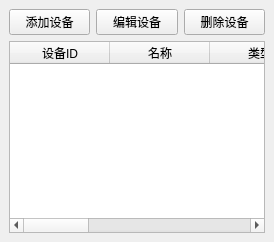
Before: the Qt Designer form ui/DeviceManagementWindow.ui in KERWINHUGH/InternetMonitoring, drawn with Qt 5.
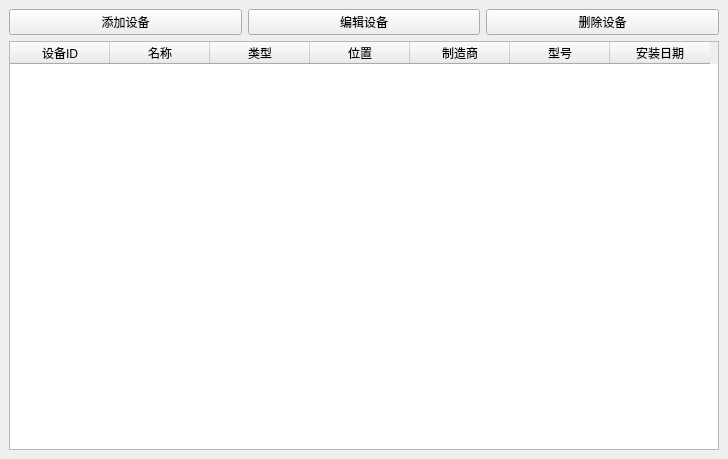
After: the same form once the commit is applied.

Commit message: 添加设备管理模块

The edit to the form file:
```diff
--- a/ui/DeviceManagementWindow.ui
+++ b/ui/DeviceManagementWindow.ui
@@ -2,6 +2,14 @@
 <ui version="4.0">
  <class>DeviceManagementWindow</class>
  <widget class="QMainWindow" name="DeviceManagementWindow">
+  <property name="geometry">
+   <rect>
+    <x>0</x>
+    <y>0</y>
+    <width>728</width>
+    <height>459</height>
+   </rect>
+  </property>
   <property name="windowTitle">
    <string>设备管理</string>
   </property>
```
Left out of the diff: 2 changed lines with no effect on the pictures. The commit also changes 2 other files.
